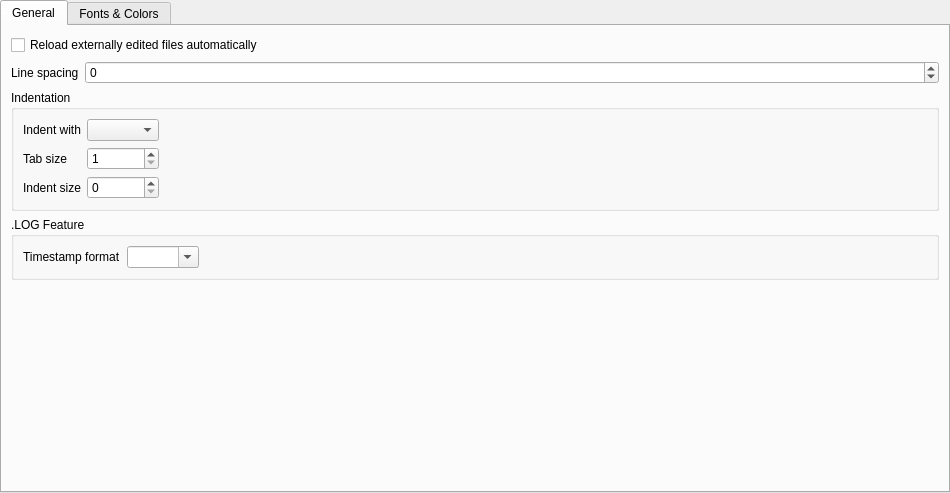
Before: the Qt Designer form src/gui/settings/settingseditor.ui in martinrotter/textosaurus, drawn with Qt 5.
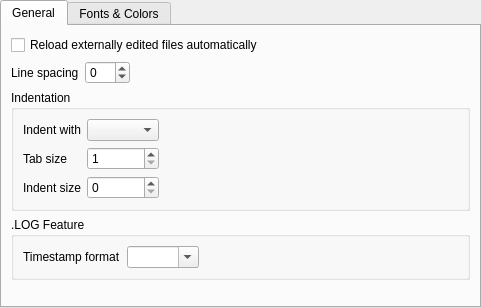
After: the same form once the commit is applied. The open tabs and pages were chosen to show the change. Custom widgets are drawn as their Qt base class.

Diff of the .ui file:
```diff
--- a/src/gui/settings/settingseditor.ui
+++ b/src/gui/settings/settingseditor.ui
@@ -6,8 +6,8 @@
    <rect>
     <x>0</x>
     <y>0</y>
-    <width>950</width>
-    <height>493</height>
+    <width>481</width>
+    <height>308</height>
    </rect>
   </property>
   <layout class="QGridLayout" name="gridLayout_2">
@@ -23,7 +23,7 @@
    <property name="bottomMargin">
     <number>0</number>
    </property>
-   <item row="0" column="0">
+   <item>
     <widget class="QTabWidget" name="tabWidget">
      <property name="currentIndex">
       <number>0</number>
@@ -32,6 +32,21 @@
       <attribute name="title">
        <string>General</string>
       </attribute>
+      <layout class="QHBoxLayout" name="horizontalLayout_3">
+       <property name="leftMargin">
+        <number>0</number>
+       </property>
+       <property name="topMargin">
+        <number>0</number>
+       </property>
+       <property name="rightMargin">
+        <number>0</number>
+       </property>
+       <property name="bottomMargin">
+        <number>0</number>
+       </property>
+       <item>
+        <widget class="QWidget" name="widget" native="true">
       <layout class="QFormLayout" name="formLayout">
        <item row="0" column="0" colspan="2">
         <widget class="QCheckBox" name="m_cbReloadFilesAutomatically">
@@ -51,6 +66,8 @@
         </widget>
        </item>
        <item row="1" column="1">
+           <layout class="QHBoxLayout" name="horizontalLayout_4">
+            <item>
         <widget class="QSpinBox" name="m_spinLineSpacing">
          <property name="minimum">
           <number>-10</number>
@@ -60,6 +77,21 @@
          </property>
         </widget>
        </item>
+            <item>
+             <spacer name="horizontalSpacer_2">
+              <property name="orientation">
+               <enum>Qt::Horizontal</enum>
+              </property>
+              <property name="sizeHint" stdset="0">
+               <size>
+                <width>40</width>
+                <height>20</height>
+               </size>
+              </property>
+             </spacer>
+            </item>
+           </layout>
+          </item>
        <item row="2" column="0" colspan="2">
         <widget class="QGroupBox" name="m_gbIndentation">
          <property name="title">
@@ -171,18 +203,8 @@
          </layout>
         </widget>
        </item>
-       <item row="4" column="0" colspan="2">
-        <spacer name="verticalSpacer">
-         <property name="orientation">
-          <enum>Qt::Vertical</enum>
-         </property>
-         <property name="sizeHint" stdset="0">
-          <size>
-           <width>923</width>
-           <height>136</height>
-          </size>
-         </property>
-        </spacer>
+         </layout>
+        </widget>
        </item>
       </layout>
      </widget>
@@ -256,6 +278,14 @@
    </item>
   </layout>
  </widget>
+ <customwidgets>
+  <customwidget>
+   <class>SyntaxColorThemeEditor</class>
+   <extends>QWidget</extends>
+   <header>syntaxcolorthemeeditor.h</header>
+   <container>1</container>
+  </customwidget>
+ </customwidgets>
  <tabstops>
   <tabstop>tabWidget</tabstop>
   <tabstop>m_cbReloadFilesAutomatically</tabstop>
```
Left out of the diff: 83 changed lines with no effect on the pictures. Lines whose indentation alone changed are shown as unchanged.
